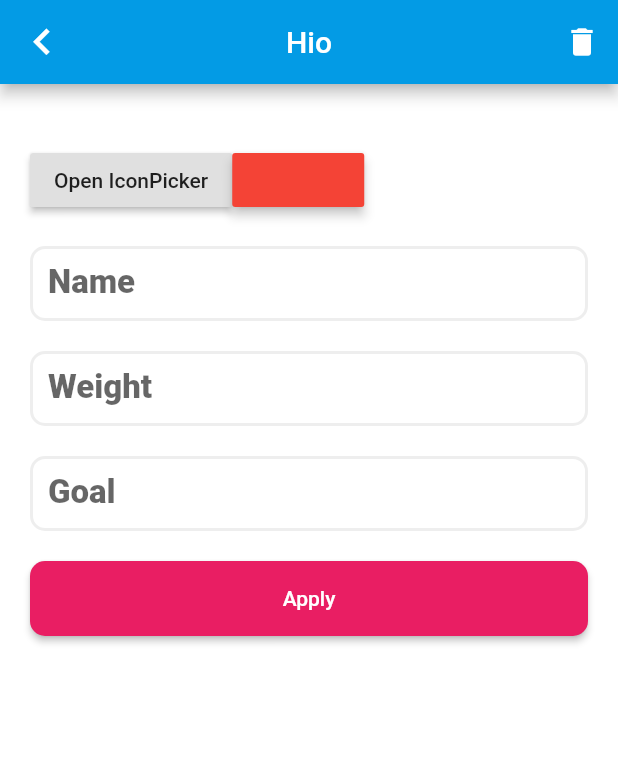
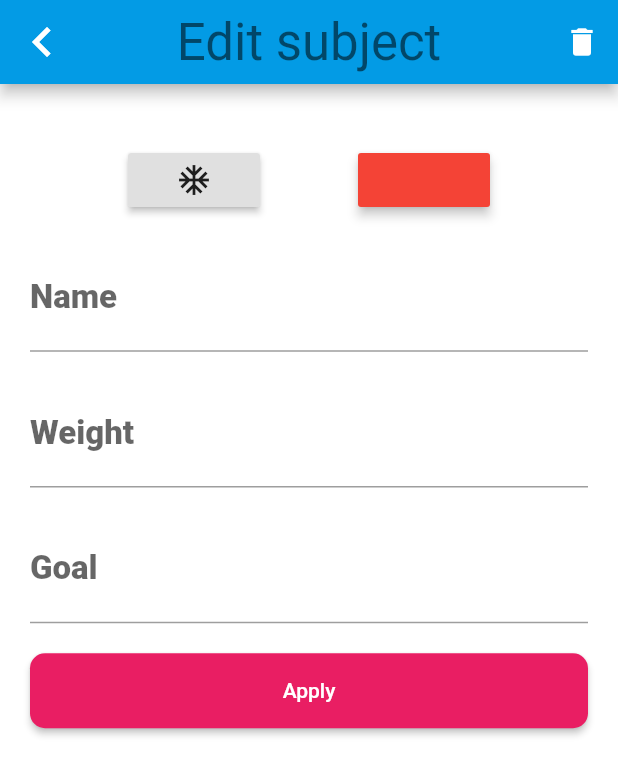
Before and after one commit to Cyrill1010/edusketch, a Flutter app: the EditSubject screen opened directly, on a phone screen of 412 x 824 dp. Shown: the top 775 px of the screen. Run offline on Flutter 3.47's test engine with Material 2 defaults, Android fonts, the phone set to English and light mode, and no system bars; our stand-ins replace cloud_firestore, firebase_auth, flutter_colorpicker, font_awesome_flutter; missing offline and left inert: flutter_iconpicker; accounts and stored records are empty.

Commit message:
flutter icon picker

```diff
--- a/lib/screens/authenticated/views/tracking/edit_subject.dart
+++ b/lib/screens/authenticated/views/tracking/edit_subject.dart
@@ -13,16 +13,17 @@ class EditSubject extends StatefulWidget {
 
 class _EditSubjectState extends State<EditSubject> {
   Color currentColor = Color(0xff443a49);
-  Widget _icon;
+  Widget _icon = Icon(Icons.ac_unit);
 
   _pickIcon() async {
     IconData icon = await FlutterIconPicker.showIconPicker(context,
-        iconPackMode: IconPack.cupertino);
-
+        iconPickerShape: RoundedRectangleBorder(
+          borderRadius: BorderRadius.circular(15),
+        ),
+        searchHintText: 'Search icon...',
+        iconPackMode: IconPack.schoolIcons);
     _icon = Icon(icon);
     setState(() {});
-
-    debugPrint('Picked Icon:  $icon');
   }
 
   @override
@@ -34,10 +35,13 @@ class _EditSubjectState extends State<EditSubject> {
           onPressed: () => Navigator.pop(context),
           icon: Icon(
             Icons.navigate_before,
-            size: 35,
+            size: 40,
           ),
         ),
-        title: Text('Hio'),
+        title: Text(
+          'Edit subject',
+          style: Theme.of(context).textTheme.headline4,
+        ),
         centerTitle: true,
         actions: <Widget>[
           IconButton(
@@ -51,15 +55,12 @@ class _EditSubjectState extends State<EditSubject> {
         child: Form(
           child: Column(children: <Widget>[
             Row(
+              mainAxisAlignment: MainAxisAlignment.spaceEvenly,
               children: <Widget>[
                 RaisedButton(
                   onPressed: _pickIcon,
-                  child: Text('Open IconPicker'),
+                  child: _icon,
                 ),
-                SizedBox(height: 10),
-                AnimatedSwitcher(
-                    duration: Duration(milliseconds: 300),
-                    child: _icon != null ? _icon : Container()),
                 SlideColorPicker(
                   initialColor: Colors.red,
                 ),
--- a/lib/theme.dart
+++ b/lib/theme.dart
@@ -2,29 +2,30 @@ import 'package:flutter/material.dart';
 
 final theme = ThemeData(
     primaryColor: Colors.lightBlue[600],
-    inputDecorationTheme: InputDecorationTheme(
-      fillColor: Colors.white,
-      filled: true,
-      contentPadding: EdgeInsets.all(12.0),
-      enabledBorder: OutlineInputBorder(
-        borderRadius: const BorderRadius.all(
-          const Radius.circular(10.0),
-        ),
-        borderSide: BorderSide(color: Colors.grey[200], width: 2.0),
-      ),
-      focusedBorder: OutlineInputBorder(
-        borderRadius: const BorderRadius.all(
-          const Radius.circular(10.0),
-        ),
-        borderSide: BorderSide(color: Colors.blue, width: 2.0),
-      ),
-    ),
+    // inputDecorationTheme: InputDecorationTheme(
+    //   fillColor: Colors.white,
+    //   filled: true,
+    //   contentPadding: EdgeInsets.all(12.0),
+    //   enabledBorder: OutlineInputBorder(
+    //     borderRadius: const BorderRadius.all(
+    //       const Radius.circular(10.0),
+    //     ),
+    //     borderSide: BorderSide(color: Colors.grey[200], width: 2.0),
+    //   ),
+    //   focusedBorder: OutlineInputBorder(
+    //     borderRadius: const BorderRadius.all(
+    //       const Radius.circular(10.0),
+    //     ),
+    //     borderSide: BorderSide(color: Colors.blue, width: 2.0),
+    //   ),
+    // ),
     scaffoldBackgroundColor: Colors.white,
     brightness: Brightness.light,
     textTheme: TextTheme(
-        headline3: TextStyle(fontSize: 40),
-        subtitle1: TextStyle(fontSize: 22, fontWeight: FontWeight.w800),
-        subtitle2: TextStyle(
-            color: Colors.grey, fontSize: 8, fontWeight: FontWeight.w800)));
+      headline3: TextStyle(fontSize: 40),
+      subtitle1: TextStyle(fontSize: 22, fontWeight: FontWeight.w800),
+      subtitle2: TextStyle(
+          color: Colors.grey, fontSize: 8, fontWeight: FontWeight.w800),
+    ));
 final TextStyle optionStyle =
     TextStyle(fontSize: 30, fontWeight: FontWeight.bold);
```
Also changed, not shown: lib/screens/authenticated/views/tracking/subject_card.dart (+9 -4 lines), lib/screens/authenticated/views/tracking/tracking.dart (+4 -10 lines).
